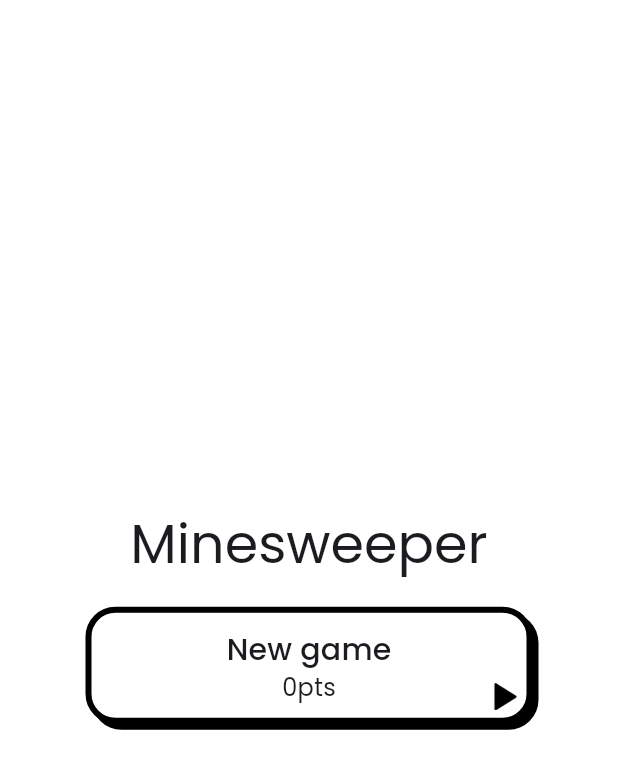
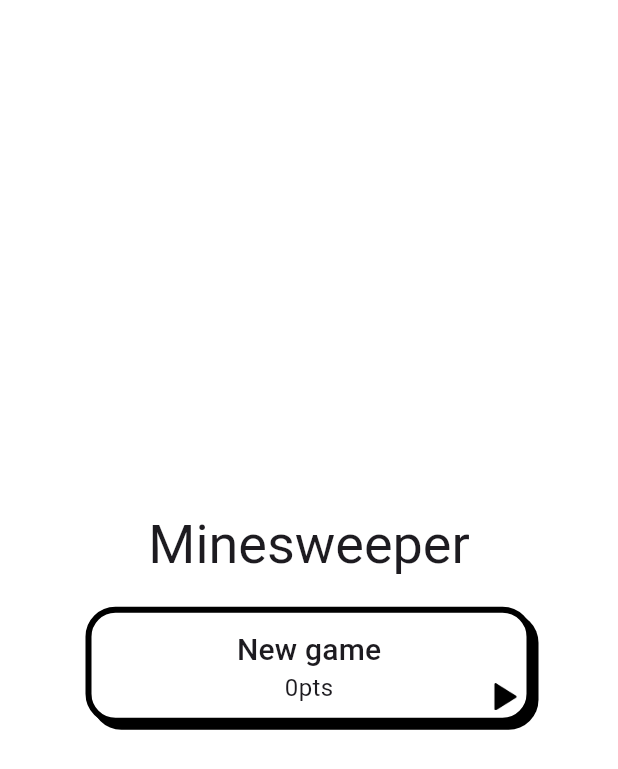
Before and after one commit to lelinguine/minesweeper-project, a Flutter app: the screen it shows after launch, on a phone screen of 412 x 824 dp. Shown: the top 769 px of the screen. Run offline on Flutter 3.47's test engine with Material 3 defaults, Android fonts, the phone set to English and light mode, and no system bars.

Commit message:
remove font for macos compilation

```diff
--- a/lib/main.dart
+++ b/lib/main.dart
@@ -1,5 +1,4 @@
 import 'package:flutter/material.dart';
-import 'package:google_fonts/google_fonts.dart';
 
 import 'package:minesweeper/context.dart';
 import 'package:minesweeper/view/home.dart';
@@ -15,11 +14,10 @@ class MyApp extends StatelessWidget {
     return MaterialApp(
       title: context.customTitle,
       debugShowCheckedModeBanner: false,
-            theme: ThemeData(
+      theme: ThemeData(
         scaffoldBackgroundColor: context.isDark()
             ? const Color.fromARGB(255, 0, 0, 0)
             : const Color.fromARGB(255, 255, 255, 255),
-        fontFamily: GoogleFonts.poppins(fontWeight: FontWeight.w600).fontFamily,
         primaryColor: context.isDark() ? Colors.black : Colors.white,
         secondaryHeaderColor: context.isDark() ? Colors.white : Colors.black,
         brightness: context.isDark() ? Brightness.dark : Brightness.light,
```
Also changed, not shown: 3 other files.
